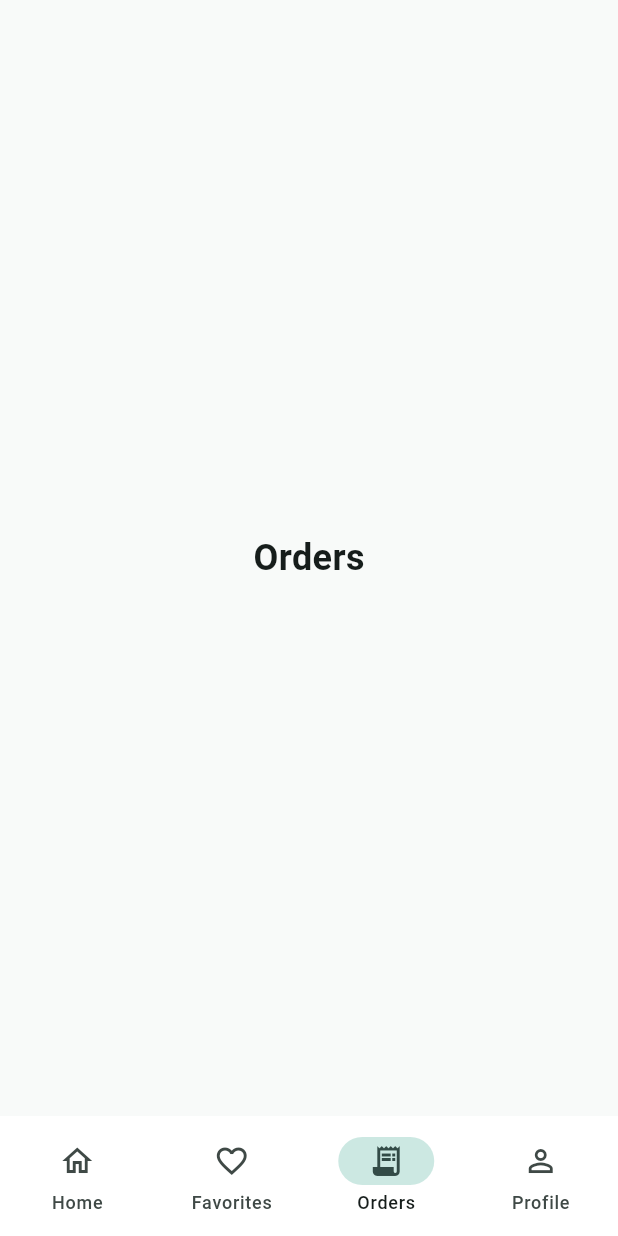
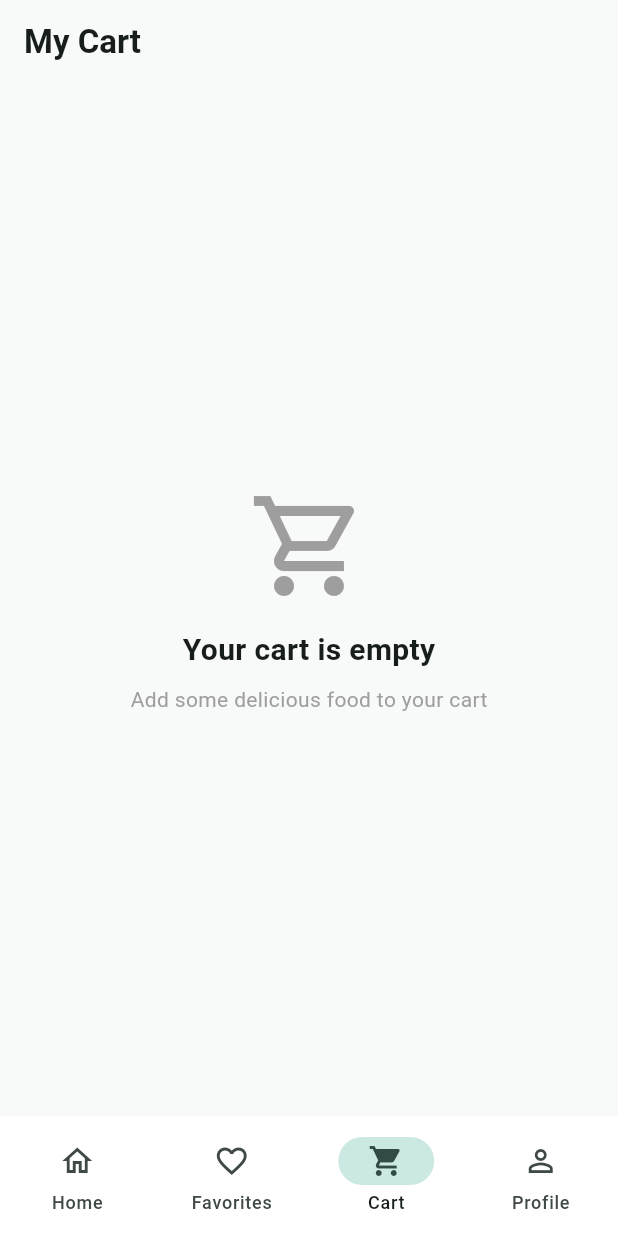
Before and after one commit to Abdullah9b/hunger-flutter-app, a Flutter app: the screen it shows once a user with an empty profile is signed in, item 3 of the bottom bar chosen, on a phone screen of 412 x 824 dp. Run offline on Flutter 3.47's test engine with Material 3 defaults, Android fonts, the phone set to English and light mode, and no system bars; our stand-ins replace cloud_firestore, firebase_auth, firebase_core; accounts and stored records are empty; network calls fail.

Commit message:
Add working cart system

```diff
--- a/lib/main.dart
+++ b/lib/main.dart
@@ -7,12 +7,22 @@ import 'screens/auth/auth_gate.dart';
 import 'screens/food/food_details_screen.dart';
 import 'services/food_service.dart';
 
+import 'package:provider/provider.dart';
+
+import 'services/cart_service.dart';
+import 'screens/cart/cart_screen.dart';
+
 void main() async {
   WidgetsFlutterBinding.ensureInitialized();
 
   await Firebase.initializeApp(options: DefaultFirebaseOptions.currentPlatform);
 
-  runApp(const HungerApp());
+  runApp(
+    ChangeNotifierProvider(
+      create: (_) => CartService(),
+      child: const HungerApp(),
+    ),
+  );
 }
 
 class HungerApp extends StatelessWidget {
@@ -56,17 +66,19 @@ class _HungerHomePageState extends State<HungerHomePage> {
     return Scaffold(
       body: _selectedIndex == 0
           ? _buildHomePage()
-          : Center(
+          : _selectedIndex == 1
+          ? const Center(
               child: Text(
-                _selectedIndex == 1
-                    ? 'Favorites'
-                    : _selectedIndex == 2
-                    ? 'Orders'
-                    : 'Profile',
-                style: const TextStyle(
-                  fontSize: 24,
-                  fontWeight: FontWeight.bold,
-                ),
+                'Favorites',
+                style: TextStyle(fontSize: 24, fontWeight: FontWeight.bold),
+              ),
+            )
+          : _selectedIndex == 2
+          ? const CartScreen()
+          : const Center(
+              child: Text(
+                'Profile',
+                style: TextStyle(fontSize: 24, fontWeight: FontWeight.bold),
               ),
             ),
       bottomNavigationBar: NavigationBar(
@@ -89,9 +101,9 @@ class _HungerHomePageState extends State<HungerHomePage> {
             label: 'Favorites',
           ),
           NavigationDestination(
-            icon: Icon(Icons.receipt_long_outlined),
-            selectedIcon: Icon(Icons.receipt_long),
-            label: 'Orders',
+            icon: Icon(Icons.shopping_cart_outlined),
+            selectedIcon: Icon(Icons.shopping_cart),
+            label: 'Cart',
           ),
           NavigationDestination(
             icon: Icon(Icons.person_outline),
--- /dev/null
+++ b/lib/screens/cart/cart_screen.dart
@@ -0,0 +1,258 @@
+import 'package:flutter/material.dart';
+import 'package:provider/provider.dart';
+
+import '../../services/cart_service.dart';
+
+class CartScreen extends StatelessWidget {
+  const CartScreen({super.key});
+
+  @override
+  Widget build(BuildContext context) {
+    final primaryColor = const Color(0xFF2F7D72);
+
+    return Scaffold(
+      backgroundColor: const Color(0xFFF8FAF9),
+      appBar: AppBar(
+        backgroundColor: const Color(0xFFF8FAF9),
+        elevation: 0,
+        title: const Text(
+          'My Cart',
+          style: TextStyle(fontWeight: FontWeight.bold),
+        ),
+      ),
+      body: Consumer<CartService>(
+        builder: (context, cart, child) {
+          if (cart.items.isEmpty) {
+            return const Center(
+              child: Column(
+                mainAxisAlignment: MainAxisAlignment.center,
+                children: [
+                  Icon(
+                    Icons.shopping_cart_outlined,
+                    size: 80,
+                    color: Colors.grey,
+                  ),
+                  SizedBox(height: 15),
+                  Text(
+                    'Your cart is empty',
+                    style: TextStyle(fontSize: 20, fontWeight: FontWeight.bold),
+                  ),
+                  SizedBox(height: 8),
+                  Text(
+                    'Add some delicious food to your cart',
+                    style: TextStyle(color: Colors.grey),
+                  ),
+                ],
+              ),
+            );
+          }
+
+          return Column(
+            children: [
+              Expanded(
+                child: ListView.builder(
+                  padding: const EdgeInsets.all(20),
+                  itemCount: cart.items.length,
+                  itemBuilder: (context, index) {
+                    final item = cart.items[index];
+
+                    return Container(
+                      margin: const EdgeInsets.only(bottom: 15),
+                      padding: const EdgeInsets.all(12),
+                      decoration: BoxDecoration(
+                        color: Colors.white,
+                        borderRadius: BorderRadius.circular(18),
+                        boxShadow: [
+                          BoxShadow(
+                            color: Colors.black.withOpacity(0.04),
+                            blurRadius: 10,
+                            offset: const Offset(0, 4),
+                          ),
+                        ],
+                      ),
+                      child: Row(
+                        children: [
+                          Container(
+                            width: 85,
+                            height: 85,
+                            decoration: BoxDecoration(
+                              color: const Color(0xFFE8EFED),
+                              borderRadius: BorderRadius.circular(14),
+                            ),
+                            clipBehavior: Clip.antiAlias,
+                            child: item.food.imageUrl.isNotEmpty
+                                ? Image.network(
+                                    item.food.imageUrl,
+                                    fit: BoxFit.cover,
+                                    errorBuilder: (context, error, stackTrace) {
+                                      return Icon(
+                                        Icons.restaurant,
+                                        size: 40,
+                                        color: primaryColor,
+                                      );
+                                    },
+                                  )
+                                : Icon(
+                                    Icons.restaurant,
+                                    size: 40,
+                                    color: primaryColor,
+                                  ),
+                          ),
+                          const SizedBox(width: 14),
+                          Expanded(
+                            child: Column(
+                              crossAxisAlignment: CrossAxisAlignment.start,
+                              children: [
+                                Text(
+                                  item.food.name,
+                                  maxLines: 1,
+                                  overflow: TextOverflow.ellipsis,
+                                  style: const TextStyle(
+                                    fontSize: 17,
+                                    fontWeight: FontWeight.bold,
+                                  ),
+                                ),
+                                const SizedBox(height: 6),
+                                Text(
+                                  '৳${item.food.price.toStringAsFixed(0)}',
+                                  style: TextStyle(
+                                    color: primaryColor,
+                                    fontSize: 16,
+                                    fontWeight: FontWeight.bold,
+                                  ),
+                                ),
+                                const SizedBox(height: 10),
+                                Row(
+                                  children: [
+                                    GestureDetector(
+                                      onTap: () {
+                                        cart.decreaseQuantity(item.food.id);
+                                      },
+                                      child: Container(
+                                        width: 30,
+                                        height: 30,
+                                        decoration: BoxDecoration(
+                                          color: const Color(0xFFEAF3F1),
+                                          borderRadius: BorderRadius.circular(
+                                            8,
+                                          ),
+                                        ),
+                                        child: Icon(
+                                          Icons.remove,
+                                          size: 18,
+                                          color: primaryColor,
+                                        ),
+                                      ),
+                                    ),
+                                    Padding(
+                                      padding: const EdgeInsets.symmetric(
+                                        horizontal: 12,
+                                      ),
+                                      child: Text(
+                                        '${item.quantity}',
+                                        style: const TextStyle(
+                                          fontWeight: FontWeight.bold,
+                                          fontSize: 16,
+                                        ),
+                                      ),
+                                    ),
+                                    GestureDetector(
+                                      onTap: () {
+                                        cart.increaseQuantity(item.food.id);
+                                      },
+                                      child: Container(
+                                        width: 30,
+                                        height: 30,
+                                        decoration: BoxDecoration(
+                                          color: primaryColor,
+                                          borderRadius: BorderRadius.circular(
+                                            8,
+                                          ),
+                                        ),
+                                        child: const Icon(
+                                          Icons.add,
+                                          size: 18,
+                                          color: Colors.white,
+                                        ),
+                                      ),
+                                    ),
+                                  ],
+                                ),
+                              ],
+                            ),
+                          ),
+                          IconButton(
+                            onPressed: () {
+                              cart.removeFromCart(item.food.id);
+                            },
+                            icon: const Icon(
+                              Icons.delete_outline,
+                              color: Colors.redAccent,
+                            ),
+                          ),
+                        ],
+                      ),
+                    );
+                  },
+                ),
+              ),
+              Container(
+                padding: const EdgeInsets.fromLTRB(20, 20, 20, 25),
+                decoration: const BoxDecoration(
+                  color: Colors.white,
+                  borderRadius: BorderRadius.vertical(top: Radius.circular(25)),
+                ),
+                child: Column(
+                  children: [
+                    Row(
+                      mainAxisAlignment: MainAxisAlignment.spaceBetween,
+                      children: [
+                        const Text(
+                          'Total',
+                          style: TextStyle(
+                            fontSize: 18,
+                            fontWeight: FontWeight.bold,
+                          ),
+                        ),
+                        Text(
+                          '৳${cart.totalPrice.toStringAsFixed(0)}',
+                          style: TextStyle(
+                            color: primaryColor,
+                            fontSize: 24,
+                            fontWeight: FontWeight.bold,
+                          ),
+                        ),
+                      ],
+                    ),
+                    const SizedBox(height: 18),
+                    SizedBox(
+                      width: double.infinity,
+                      height: 52,
+                      child: ElevatedButton(
+                        onPressed: () {},
+                        style: ElevatedButton.styleFrom(
+                          backgroundColor: primaryColor,
+                          foregroundColor: Colors.white,
+                          shape: RoundedRectangleBorder(
+                            borderRadius: BorderRadius.circular(16),
+                          ),
+                        ),
+                        child: const Text(
+                          'Checkout',
+                          style: TextStyle(
+                            fontSize: 16,
+                            fontWeight: FontWeight.bold,
+                          ),
+                        ),
+                      ),
+                    ),
+                  ],
+                ),
+              ),
+            ],
+          );
+        },
+      ),
+    );
+  }
+}
--- a/lib/screens/food/food_details_screen.dart
+++ b/lib/screens/food/food_details_screen.dart
@@ -1,6 +1,8 @@
 import 'package:flutter/material.dart';
+import 'package:provider/provider.dart';
 
 import '../../models/food.dart';
+import '../../services/cart_service.dart';
 
 class FoodDetailsScreen extends StatelessWidget {
   final Food food;
@@ -106,7 +108,13 @@ class FoodDetailsScreen extends StatelessWidget {
                   ),
                 ),
                 ElevatedButton(
-                  onPressed: () {},
+                  onPressed: () {
+                    context.read<CartService>().addToCart(food);
+
+                    ScaffoldMessenger.of(context).showSnackBar(
+                      const SnackBar(content: Text('Added to cart')),
+                    );
+                  },
                   style: ElevatedButton.styleFrom(
                     backgroundColor: primaryColor,
                     foregroundColor: Colors.white,
```
